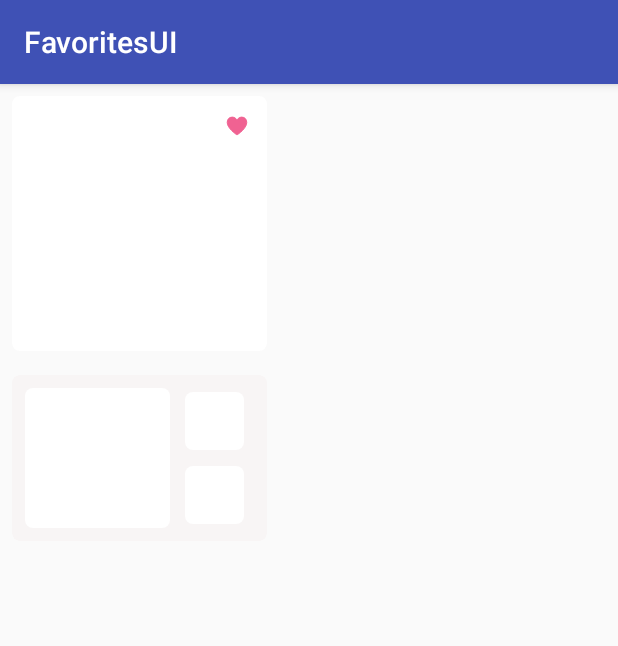
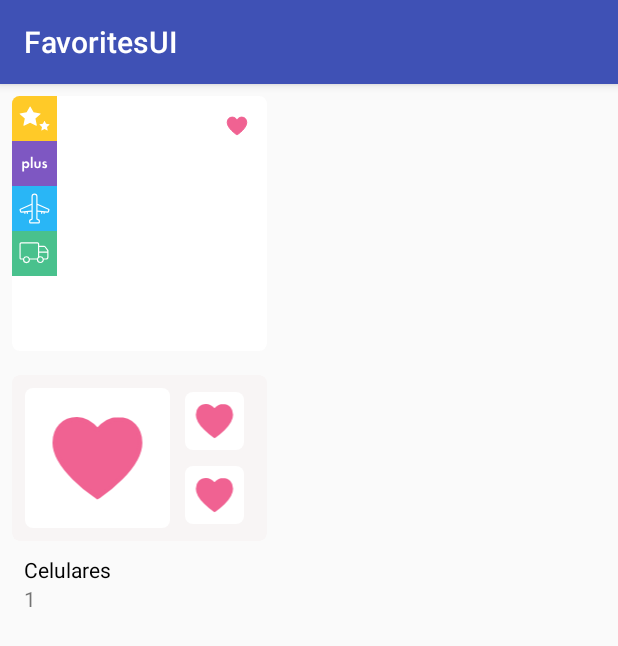
Before and after one commit to hugo-figueroa/FavoritesUI, an Android app: the screen it shows after launch (MainActivity), on a phone screen of 412 x 824 dp. Shown: the top 646 px of the screen. Run offline under Robolectric (Android 15) with nearby library versions, the phone set to English and light mode, and no system bars.

Commit message:
Added attrs configurations for view controls

```diff
--- a/app/src/main/res/layout/activity_main.xml
+++ b/app/src/main/res/layout/activity_main.xml
@@ -12,8 +12,12 @@
         android:layout_height="170dp"
         android:layout_marginStart="8dp"
         android:layout_marginTop="8dp"
+        app:condition_type="new"
+        app:free_shipping="true"
+        app:imported="true"
         app:layout_constraintStart_toStartOf="parent"
-        app:layout_constraintTop_toTopOf="parent" />
+        app:layout_constraintTop_toTopOf="parent"
+        app:plus_level="1" />
 
     <com.favorites.ui.controls.FUICollectionView
         android:id="@+id/fuiCV"
@@ -22,6 +26,11 @@
         android:layout_marginStart="8dp"
         android:layout_marginTop="16dp"
         app:layout_constraintStart_toStartOf="parent"
-        app:layout_constraintTop_toBottomOf="@+id/fuiFavorite" />
+        app:layout_constraintTop_toBottomOf="@+id/fuiFavorite"
+        app:collection_image1="@drawable/ic_nd_ic_add_fav_on_32"
+        app:collection_image2="@drawable/ic_nd_ic_add_fav_on_32"
+        app:collection_image3="@drawable/ic_nd_ic_add_fav_on_32"
+        app:collection_title="Celulares"
+        app:collection_quantity="1"/>
 
 </android.support.constraint.ConstraintLayout>
--- a/favorites-ui/src/main/java/com/favorites/ui/controls/FUICollectionView.java
+++ b/favorites-ui/src/main/java/com/favorites/ui/controls/FUICollectionView.java
@@ -1,6 +1,7 @@
 package com.favorites.ui.controls;
 
 import android.content.Context;
+import android.content.res.TypedArray;
 import android.graphics.Bitmap;
 import android.graphics.drawable.Drawable;
 import android.support.annotation.Nullable;
@@ -21,11 +22,11 @@ public class FUICollectionView extends LinearLayout {
 
     public FUICollectionView(Context context, @Nullable AttributeSet attrs) {
         super(context, attrs);
-        initViews();
+        initViews(context, attrs);
     }
 
-    public void initViews() {
-        inflate(this.getContext(), R.layout.fui_collection_view, this);
+    public void initViews(Context context, @Nullable AttributeSet attrs) {
+        inflate(context, R.layout.fui_collection_view, this);
 
         imgvCollectionItem1 = findViewById(R.id.imgvCollectionItem1);
         imgvCollectionItem2 = findViewById(R.id.imgvCollectionItem2);
@@ -34,6 +35,21 @@ public class FUICollectionView extends LinearLayout {
         txvCollectionTitle = findViewById(R.id.txvCollectionTitle);
         txvCollectionQuantity = findViewById(R.id.txvCollectionQuantity);
 
+        TypedArray a = context.obtainStyledAttributes(attrs, R.styleable.FUICollectionView);
+
+        Drawable collection_image1 = a.getDrawable(R.styleable.FUICollectionView_collection_image1);
+        Drawable collection_image2 = a.getDrawable(R.styleable.FUICollectionView_collection_image2);
+        Drawable collection_image3 = a.getDrawable(R.styleable.FUICollectionView_collection_image3);
+        String collection_title = a.getString(R.styleable.FUICollectionView_collection_title);
+        Integer collection_quantity = a.getInteger(R.styleable.FUICollectionView_collection_quantity, -1);
+
+        a.recycle();
+
+        setCollectionImage1Drawable(collection_image1);
+        setCollectionImage2Drawable(collection_image2);
+        setCollectionImage3Drawable(collection_image3);
+        setCollectionTitle(collection_title);
+        setCollectionQuantity(collection_quantity);
     }
 
     public void setCollectionImage1Drawable(Drawable drawable) {
@@ -71,9 +87,9 @@ public class FUICollectionView extends LinearLayout {
             txvCollectionTitle.setText(collectionTitle);
     }
 
-    public void setCollectionQuantity(String collectionQuantity) {
-        if (collectionQuantity != null)
-            txvCollectionTitle.setText(collectionQuantity);
+    public void setCollectionQuantity(int collectionQuantity) {
+        if (collectionQuantity >= 0)
+            txvCollectionQuantity.setText("" + collectionQuantity);
     }
 
 }
--- a/favorites-ui/src/main/java/com/favorites/ui/controls/FUIFavoritesView.java
+++ b/favorites-ui/src/main/java/com/favorites/ui/controls/FUIFavoritesView.java
@@ -1,6 +1,7 @@
 package com.favorites.ui.controls;
 
 import android.content.Context;
+import android.content.res.TypedArray;
 import android.graphics.Bitmap;
 import android.graphics.drawable.Drawable;
 import android.support.annotation.Nullable;
@@ -20,11 +21,11 @@ public class FUIFavoritesView extends LinearLayout {
 
     public FUIFavoritesView(Context context, @Nullable AttributeSet attrs) {
         super(context, attrs);
-        initViews();
+        initViews(context, attrs);
     }
 
-    public void initViews() {
-        inflate(this.getContext(), R.layout.fui_favorites_view, this);
+    public void initViews(Context context, @Nullable AttributeSet attrs) {
+        inflate(context, R.layout.fui_favorites_view, this);
 
         imgvProduct = findViewById(R.id.imgvProduct);
         imgvConditionType = findViewById(R.id.imgvConditionType);
@@ -32,27 +33,53 @@ public class FUIFavoritesView extends LinearLayout {
         imgvImported = findViewById(R.id.imgvImported);
         imgvFreeShipping = findViewById(R.id.imgvFreeShipping);
 
+        TypedArray a = context.obtainStyledAttributes(attrs, R.styleable.FUIFavoritesView);
+
+        Drawable productImage = a.getDrawable(R.styleable.FUIFavoritesView_product_image);
+        String conditionTypeImage = a.getString(R.styleable.FUIFavoritesView_condition_type);
+        Integer plusLevelImage = a.getInteger(R.styleable.FUIFavoritesView_plus_level, 0);
+        boolean importedImage = a.getBoolean(R.styleable.FUIFavoritesView_imported, false);
+        boolean freeShippingImage = a.getBoolean(R.styleable.FUIFavoritesView_free_shipping, false);
+
+        a.recycle();
+
+        setProductImageDrawable(productImage);
+        setData(conditionTypeImage, plusLevelImage, importedImage, freeShippingImage);
+
     }
 
     public void setData(String conditionType, int plusLevel, boolean imported, boolean freeShipping) {
+        imgvConditionType.setVisibility(VISIBLE);
+        imgvPlusLevel.setVisibility(VISIBLE);
+        imgvImported.setVisibility(VISIBLE);
+        imgvFreeShipping.setVisibility(VISIBLE);
+
         if (conditionType != null && conditionType.equals(FUIConstants.FUI_NEW)) {
             imgvConditionType.setImageDrawable(getResources().getDrawable(R.drawable.ic_nd_ic_new_30));
         } else if (conditionType.equals(FUIConstants.FUI_REFURBISEHD)) {
             imgvConditionType.setImageDrawable(getResources().getDrawable(R.drawable.ic_nd_ic_refurbished_30));
+        } else {
+            imgvConditionType.setVisibility(GONE);
         }
 
         if (plusLevel == FUIConstants.FUI_PLUS_LEVEL_1) {
             imgvPlusLevel.setImageDrawable(getResources().getDrawable(R.drawable.ic_nd_ic_plus_30));
         } else if (plusLevel == FUIConstants.FUI_PLUS_LEVEL_2) {
             imgvPlusLevel.setImageDrawable(getResources().getDrawable(R.drawable.ic_nd_ic_plus_48_30));
+        } else {
+            imgvPlusLevel.setVisibility(GONE);
         }
 
         if (imported) {
             imgvImported.setImageDrawable(getResources().getDrawable(R.drawable.ic_nd_ic_international_30));
+        } else {
+            imgvImported.setVisibility(GONE);
         }
 
         if (freeShipping) {
             imgvFreeShipping.setImageDrawable(getResources().getDrawable(R.drawable.ic_nd_ic_free_shipping_30));
+        } else {
+            imgvFreeShipping.setVisibility(GONE);
         }
     }
 
--- a/favorites-ui/src/main/res/layout/fui_favorites_view.xml
+++ b/favorites-ui/src/main/res/layout/fui_favorites_view.xml
@@ -3,12 +3,46 @@
     xmlns:app="http://schemas.android.com/apk/res-auto"
     android:layout_width="match_parent"
     android:layout_height="match_parent"
-    app:cardElevation="0dp"
-    app:cardCornerRadius="5dp">
+    app:cardCornerRadius="5dp"
+    app:cardElevation="0dp">
 
     <android.support.constraint.ConstraintLayout
         android:layout_width="match_parent"
         android:layout_height="match_parent">
+
+        <LinearLayout
+            android:id="@+id/linConditions"
+            android:layout_width="wrap_content"
+            android:layout_height="wrap_content"
+            android:orientation="vertical"
+            app:layout_constraintStart_toStartOf="parent"
+            app:layout_constraintTop_toTopOf="parent">
+
+            <android.support.v7.widget.AppCompatImageView
+                android:id="@+id/imgvConditionType"
+                android:layout_width="30dp"
+                android:layout_height="30dp"
+                android:scaleType="fitCenter" />
+
+            <android.support.v7.widget.AppCompatImageView
+                android:id="@+id/imgvPlusLevel"
+                android:layout_width="30dp"
+                android:layout_height="30dp"
+                android:scaleType="fitCenter" />
+
+            <android.support.v7.widget.AppCompatImageView
+                android:id="@+id/imgvImported"
+                android:layout_width="30dp"
+                android:layout_height="30dp"
+                android:scaleType="fitCenter" />
+
+            <android.support.v7.widget.AppCompatImageView
+                android:id="@+id/imgvFreeShipping"
+                android:layout_width="30dp"
+                android:layout_height="30dp"
+                android:scaleType="fitCenter" />
+
+        </LinearLayout>
 
         <android.support.v7.widget.AppCompatImageView
             android:id="@+id/imgvProduct"
@@ -19,45 +53,6 @@
             app:layout_constraintEnd_toEndOf="parent"
             app:layout_constraintStart_toStartOf="parent"
             app:layout_constraintTop_toTopOf="parent" />
-
-        <android.support.v7.widget.AppCompatImageView
-            android:id="@+id/imgvConditionType"
-            android:layout_width="30dp"
-            android:layout_height="30dp"
-            android:layout_marginStart="0dp"
-            android:layout_marginTop="0dp"
-            android:scaleType="fitCenter"
-            app:layout_constraintStart_toStartOf="parent"
-            app:layout_constraintTop_toTopOf="parent" />
-
-        <android.support.v7.widget.AppCompatImageView
-            android:id="@+id/imgvPlusLevel"
-            android:layout_width="30dp"
-            android:layout_height="30dp"
-            android:layout_marginStart="0dp"
-            android:scaleType="fitCenter"
-            app:layout_constraintStart_toStartOf="parent"
-            app:layout_constraintTop_toBottomOf="@+id/imgvConditionType" />
-
-        <android.support.v7.widget.AppCompatImageView
-            android:id="@+id/imgvImported"
-            android:layout_width="30dp"
-            android:layout_height="30dp"
-            android:layout_marginStart="0dp"
-            android:layout_marginTop="0dp"
-            android:scaleType="fitCenter"
-            app:layout_constraintStart_toStartOf="parent"
-            app:layout_constraintTop_toBottomOf="@+id/imgvPlusLevel" />
-
-        <android.support.v7.widget.AppCompatImageView
-            android:id="@+id/imgvFreeShipping"
-            android:layout_width="30dp"
-            android:layout_height="30dp"
-            android:layout_marginStart="0dp"
-            android:layout_marginTop="0dp"
-            android:scaleType="fitCenter"
-            app:layout_constraintStart_toStartOf="parent"
-            app:layout_constraintTop_toBottomOf="@+id/imgvImported" />
 
         <android.support.v7.widget.AppCompatImageView
             android:id="@+id/imgvFavorite"
--- /dev/null
+++ b/favorites-ui/src/main/res/values/attrs.xml
@@ -0,0 +1,18 @@
+<?xml version="1.0" encoding="utf-8"?>
+<resources>
+    <declare-styleable name="FUIFavoritesView">
+        <attr name="product_image" format="reference" />
+        <attr name="condition_type" format="string" />
+        <attr name="plus_level" format="integer" />
+        <attr name="imported" format="boolean" />
+        <attr name="free_shipping" format="boolean" />
+    </declare-styleable>
+
+    <declare-styleable name="FUICollectionView">
+        <attr name="collection_image1" format="reference" />
+        <attr name="collection_image2" format="reference" />
+        <attr name="collection_image3" format="reference" />
+        <attr name="collection_title" format="string" />
+        <attr name="collection_quantity" format="integer" />
+    </declare-styleable>
+</resources>
```
